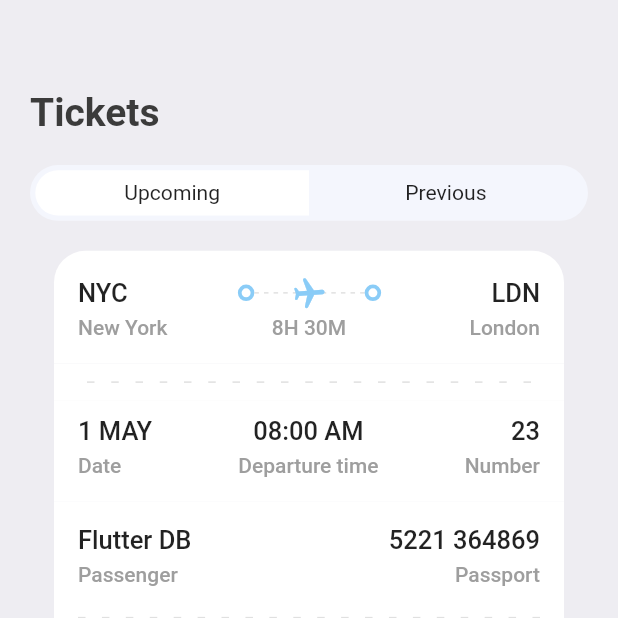
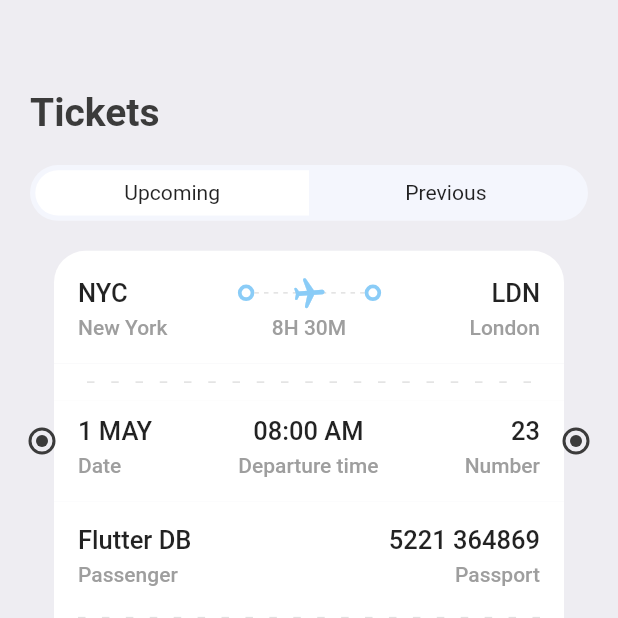
Before and after one commit to JAM5BOCsAdi/booking, a Flutter app: the screen it shows after launch, item 3 of the bottom bar chosen, on a phone screen of 412 x 824 dp, the top half of it. Run offline on Flutter 3.47's test engine with Material 2 defaults, Android fonts, the phone set to English and light mode, and no system bars; drawn by our look-alikes of barcode_widget; our stand-ins replace fluentui_icons, gap, get.

```diff
--- a/lib/screens/bottom_bar.dart
+++ b/lib/screens/bottom_bar.dart
@@ -1,4 +1,5 @@
 import 'package:booking/screens/home_screen.dart';
+import 'package:booking/screens/profile_screen.dart';
 import 'package:booking/screens/search_screen.dart';
 import 'package:booking/screens/ticket_screen.dart';
 import 'package:fluentui_icons/fluentui_icons.dart';
@@ -20,7 +21,8 @@ class _BottomBarState extends State<BottomBar> {
     // const Text("Search"),
     const TicketScreen(),
     // const Text("Tickets"),
-    const Text("Profile"),
+    const ProfileScreen(),
+    // const Text("Profile"),
   ];
 
   void _onItemTapped(int index) {
--- a/lib/screens/ticket_screen.dart
+++ b/lib/screens/ticket_screen.dart
@@ -108,6 +108,36 @@ class TicketScreen extends StatelessWidget {
               ),
             ],
           ),
+          Positioned(
+            left: AppLayout.getWidth(19.0),
+            top: AppLayout.getWidth(285.0),
+            child: Container(
+              padding: EdgeInsets.all(AppLayout.getHeight(3.0)),
+              decoration: BoxDecoration(
+                shape: BoxShape.circle,
+                border: Border.all(color: Styles.textColor, width: AppLayout.getHeight(2.0)),
+              ),
+              child: CircleAvatar(
+                maxRadius: AppLayout.getHeight(4.0),
+                backgroundColor: Styles.textColor,
+              ),
+            ),
+          ),
+          Positioned(
+            right: AppLayout.getWidth(19.0),
+            top: AppLayout.getWidth(285.0),
+            child: Container(
+              padding: EdgeInsets.all(AppLayout.getHeight(3.0)),
+              decoration: BoxDecoration(
+                shape: BoxShape.circle,
+                border: Border.all(color: Styles.textColor, width: AppLayout.getHeight(2.0)),
+              ),
+              child: CircleAvatar(
+                maxRadius: AppLayout.getHeight(4.0),
+                backgroundColor: Styles.textColor,
+              ),
+            ),
+          ),
         ],
       ),
     );
```
Also changed, not shown: lib/screens/profile_screen.dart (added, +95 -0 lines).
